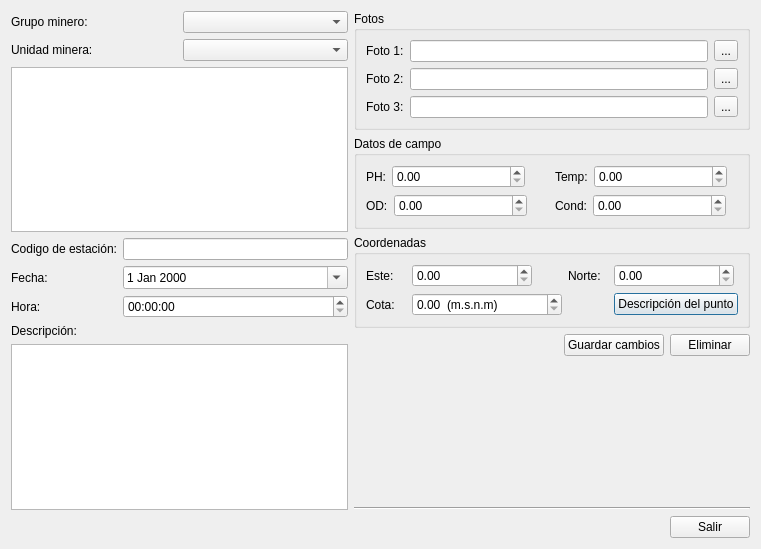
The window that editdatadialog.ui (lincolningaroca/SWDataMonitoreo) describes before a commit, drawn with Qt 5.
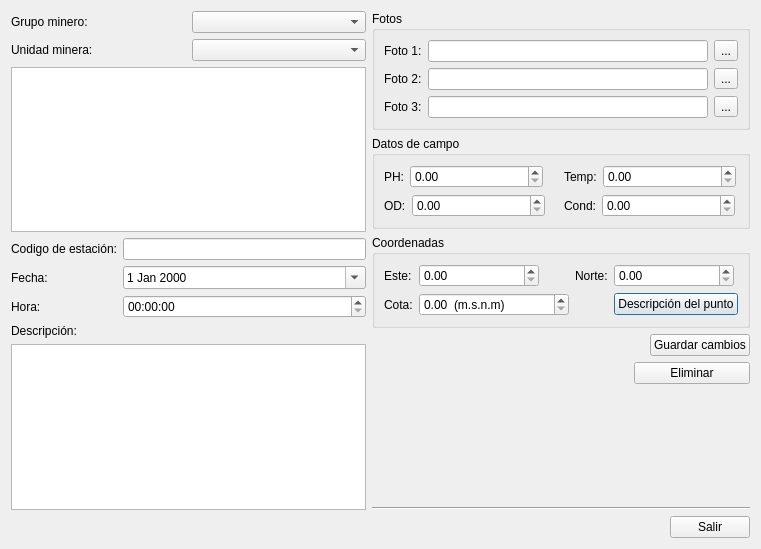
The same window after the commit. Icons and pictures are not drawn. Custom widgets are drawn as their Qt base class.

Diff of the .ui file:
```diff
--- a/editdatadialog.ui
+++ b/editdatadialog.ui
@@ -42,6 +42,12 @@
      </item>
      <item>
       <widget class="QTableWidget" name="twEstaciones">
+       <property name="editTriggers">
+        <set>QAbstractItemView::NoEditTriggers</set>
+       </property>
+       <property name="alternatingRowColors">
+        <bool>true</bool>
+       </property>
        <property name="selectionBehavior">
         <enum>QAbstractItemView::SelectRows</enum>
        </property>
@@ -466,8 +472,31 @@
          </property>
         </widget>
        </item>
+      </layout>
+     </item>
+     <item>
+      <layout class="QHBoxLayout" name="horizontalLayout_3">
+       <item>
+        <spacer name="horizontalSpacer_3">
+         <property name="orientation">
+          <enum>Qt::Horizontal</enum>
+         </property>
+         <property name="sizeHint" stdset="0">
+          <size>
+           <width>210</width>
+           <height>20</height>
+          </size>
+         </property>
+        </spacer>
+       </item>
        <item>
         <widget class="QPushButton" name="btnEliminar">
+         <property name="minimumSize">
+          <size>
+           <width>116</width>
+           <height>0</height>
+          </size>
+         </property>
          <property name="text">
           <string>Eliminar</string>
          </property>
```
Left out of the diff: 1 changed line with no effect on the pictures.
